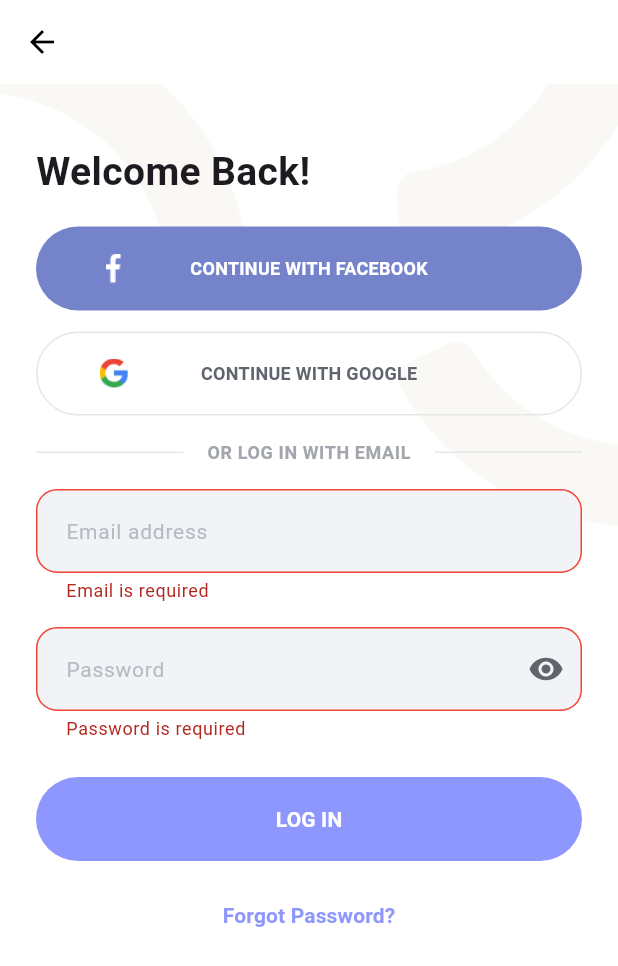
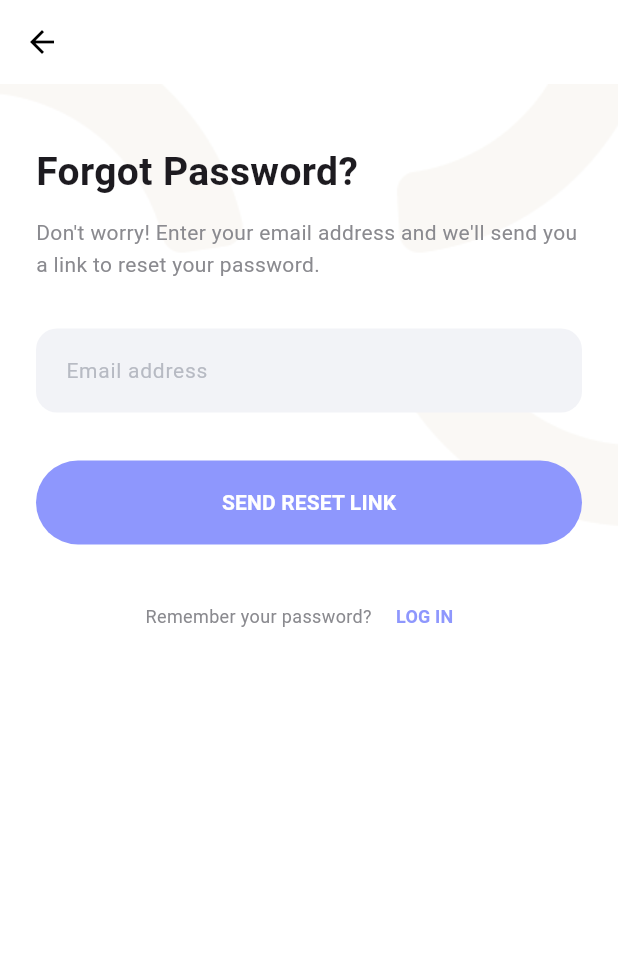
Before and after one commit to kiprinel05/Thinky, a Flutter app: the LoginPage screen opened directly, after a tap on "LOG IN", after a tap on "Forgot Password?", on a phone screen of 412 x 824 dp. Shown: the top 966 px of the screen. Run offline on Flutter 3.47's test engine with Material 3 defaults, Android fonts, the phone set to English and light mode, and no system bars; our stand-ins replace google_fonts, shared_preferences; accounts and stored records are empty; Roboto replaces fonts that are missing (Alata).

Commit message:
Forgot your password fara backend

```diff
--- /dev/null
+++ b/Frontend/thinky/lib/features/auth/presentation/forgot_password_page.dart
@@ -0,0 +1,312 @@
+import 'package:flutter/material.dart';
+import 'package:google_fonts/google_fonts.dart';
+
+class ForgotPasswordPage extends StatefulWidget {
+  const ForgotPasswordPage({super.key});
+
+  @override
+  State<ForgotPasswordPage> createState() => _ForgotPasswordPageState();
+}
+
+class _ForgotPasswordPageState extends State<ForgotPasswordPage> {
+  final _formKey = GlobalKey<FormState>();
+  final _emailController = TextEditingController();
+
+  bool _isLoading = false;
+  bool _isEmailSent = false;
+  String? _errorMessage;
+
+  @override
+  void dispose() {
+    _emailController.dispose();
+    super.dispose();
+  }
+
+  Future<void> _handleResetPassword() async {
+    if (!_formKey.currentState!.validate()) {
+      return;
+    }
+
+    setState(() {
+      _isLoading = true;
+      _errorMessage = null;
+    });
+
+    // TODO: connect la backend
+    // Simulare pentru moment
+    await Future.delayed(const Duration(seconds: 2));
+
+    if (mounted) {
+      setState(() {
+        _isLoading = false;
+        _isEmailSent = true;
+      });
+    }
+  }
+
+  @override
+  Widget build(BuildContext context) {
+    const Color primaryPurple = Color(0xFF8E97FD);
+
+    InputDecoration inputDecoration(String hint) => InputDecoration(
+      hintText: hint,
+      hintStyle: GoogleFonts.alata(
+        color: const Color(0xFFB7BAC3),
+        fontSize: 14,
+      ),
+      filled: true,
+      fillColor: const Color(0xFFF2F3F7),
+      contentPadding: const EdgeInsets.symmetric(horizontal: 16, vertical: 16),
+      enabledBorder: OutlineInputBorder(
+        borderRadius: BorderRadius.circular(14),
+        borderSide: const BorderSide(color: Colors.transparent),
+      ),
+      focusedBorder: OutlineInputBorder(
+        borderRadius: BorderRadius.circular(14),
+        borderSide: const BorderSide(color: Colors.transparent),
+      ),
+      errorBorder: OutlineInputBorder(
+        borderRadius: BorderRadius.circular(14),
+        borderSide: const BorderSide(color: Colors.red),
+      ),
+      focusedErrorBorder: OutlineInputBorder(
+        borderRadius: BorderRadius.circular(14),
+        borderSide: const BorderSide(color: Colors.red),
+      ),
+    );
+
+    return Scaffold(
+      appBar: AppBar(
+        backgroundColor: Colors.white,
+        elevation: 0,
+        foregroundColor: Colors.black,
+      ),
+      backgroundColor: Colors.white,
+      body: Stack(
+        children: [
+          Positioned(
+            top: 0,
+            left: 0,
+            right: 0,
+            child: Image.asset(
+              'assets/auth/login/background.png',
+              fit: BoxFit.cover,
+            ),
+          ),
+          SafeArea(
+            child: SingleChildScrollView(
+              padding: const EdgeInsets.all(24),
+              child: _isEmailSent
+                  ? _buildSuccessState(primaryPurple)
+                  : Form(
+                      key: _formKey,
+                      child: Column(
+                        crossAxisAlignment: CrossAxisAlignment.stretch,
+                        children: [
+                          const SizedBox(height: 16),
+                          Text(
+                            'Forgot Password?',
+                            style: GoogleFonts.alata(
+                              fontSize: 26,
+                              fontWeight: FontWeight.w700,
+                            ),
+                          ),
+                          const SizedBox(height: 12),
+                          Text(
+                            'Don\'t worry! Enter your email address and we\'ll send you a link to reset your password.',
+                            style: GoogleFonts.alata(
+                              fontSize: 14,
+                              color: const Color(0xFF8A8A8F),
+                              height: 1.5,
+                            ),
+                          ),
+                          const SizedBox(height: 32),
+                          if (_errorMessage != null) ...[
+                            Container(
+                              padding: const EdgeInsets.all(12),
+                              margin: const EdgeInsets.only(bottom: 16),
+                              decoration: BoxDecoration(
+                                color: Colors.red.shade50,
+                                borderRadius: BorderRadius.circular(14),
+                                border: Border.all(color: Colors.red.shade300),
+                              ),
+                              child: Row(
+                                children: [
+                                  Icon(
+                                    Icons.error_outline,
+                                    color: Colors.red.shade700,
+                                  ),
+                                  const SizedBox(width: 8),
+                                  Expanded(
+                                    child: Text(
+                                      _errorMessage!,
+                                      style: GoogleFonts.alata(
+                                        color: Colors.red.shade700,
+                                        fontSize: 12,
+                                      ),
+                                    ),
+                                  ),
+                                ],
+                              ),
+                            ),
+                          ],
+                          TextFormField(
+                            controller: _emailController,
+                            decoration: inputDecoration('Email address'),
+                            keyboardType: TextInputType.emailAddress,
+                            validator: (value) {
+                              if (value == null || value.trim().isEmpty) {
+                                return 'Email is required';
+                              }
+                              if (!value.contains('@') ||
+                                  !value.contains('.')) {
+                                return 'Please enter a valid email';
+                              }
+                              return null;
+                            },
+                          ),
+                          const SizedBox(height: 32),
+                          SizedBox(
+                            height: 56,
+                            child: ElevatedButton(
+                              onPressed: _isLoading
+                                  ? null
+                                  : _handleResetPassword,
+                              style: ElevatedButton.styleFrom(
+                                backgroundColor: primaryPurple,
+                                shape: RoundedRectangleBorder(
+                                  borderRadius: BorderRadius.circular(28),
+                                ),
+                                elevation: 0,
+                              ),
+                              child: _isLoading
+                                  ? const SizedBox(
+                                      height: 20,
+                                      width: 20,
+                                      child: CircularProgressIndicator(
+                                        strokeWidth: 2,
+                                        valueColor:
+                                            AlwaysStoppedAnimation<Color>(
+                                              Colors.white,
+                                            ),
+                                      ),
+                                    )
+                                  : Text(
+                                      'SEND RESET LINK',
+                                      style: GoogleFonts.alata(
+                                        color: Colors.white,
+                                        fontWeight: FontWeight.w700,
+                                      ),
+                                    ),
+                            ),
+                          ),
+                          const SizedBox(height: 24),
+                          Row(
+                            mainAxisAlignment: MainAxisAlignment.center,
+                            children: [
+                              Text(
+                                'Remember your password? ',
+                                style: GoogleFonts.alata(
+                                  fontSize: 12,
+                                  color: const Color(0xFF8A8A8F),
+                                ),
+                              ),
+                              TextButton(
+                                onPressed: () => Navigator.of(context).pop(),
+                                child: Text(
+                                  'LOG IN',
+                                  style: GoogleFonts.alata(
+                                    color: primaryPurple,
+                                    fontSize: 12,
+                                    fontWeight: FontWeight.w700,
+                                  ),
+                                ),
+                              ),
+                            ],
+                          ),
+                        ],
+                      ),
+                    ),
+            ),
+          ),
+        ],
+      ),
+    );
+  }
+
+  Widget _buildSuccessState(Color primaryPurple) {
+    return Column(
+      crossAxisAlignment: CrossAxisAlignment.center,
+      children: [
+        const SizedBox(height: 40),
+        Container(
+          width: 80,
+          height: 80,
+          decoration: BoxDecoration(
+            color: Colors.green.shade50,
+            shape: BoxShape.circle,
+          ),
+          child: Icon(
+            Icons.check_circle_outline,
+            size: 50,
+            color: Colors.green.shade600,
+          ),
+        ),
+        const SizedBox(height: 24),
+        Text(
+          'Check your email',
+          style: GoogleFonts.alata(fontSize: 26, fontWeight: FontWeight.w700),
+        ),
+        const SizedBox(height: 12),
+        Text(
+          'We\'ve sent a password reset link to\n${_emailController.text}',
+          textAlign: TextAlign.center,
+          style: GoogleFonts.alata(
+            fontSize: 14,
+            color: const Color(0xFF8A8A8F),
+            height: 1.5,
+          ),
+        ),
+        const SizedBox(height: 40),
+        SizedBox(
+          height: 56,
+          width: double.infinity,
+          child: ElevatedButton(
+            onPressed: () => Navigator.of(context).pop(),
+            style: ElevatedButton.styleFrom(
+              backgroundColor: primaryPurple,
+              shape: RoundedRectangleBorder(
+                borderRadius: BorderRadius.circular(28),
+              ),
+              elevation: 0,
+            ),
+            child: Text(
+              'BACK TO LOGIN',
+              style: GoogleFonts.alata(
+                color: Colors.white,
+                fontWeight: FontWeight.w700,
+              ),
+            ),
+          ),
+        ),
+        const SizedBox(height: 16),
+        TextButton(
+          onPressed: () {
+            setState(() {
+              _isEmailSent = false;
+              _emailController.clear();
+            });
+          },
+          child: Text(
+            'Didn\'t receive the email?',
+            style: GoogleFonts.alata(
+              color: primaryPurple,
+              fontSize: 12,
+              fontWeight: FontWeight.w600,
+            ),
+          ),
+        ),
+      ],
+    );
+  }
+}
--- a/Frontend/thinky/lib/features/auth/presentation/login_page.dart
+++ b/Frontend/thinky/lib/features/auth/presentation/login_page.dart
@@ -2,6 +2,7 @@ import 'package:flutter/material.dart';
 import 'package:google_fonts/google_fonts.dart';
 import '../../../../core/services/auth_service.dart';
 import '../../../../core/models/auth_response.dart';
+import 'forgot_password_page.dart';
 
 class LoginPage extends StatefulWidget {
   const LoginPage({super.key});
@@ -344,7 +345,13 @@ class _LoginPageState extends State<LoginPage> {
                     ),
                     const SizedBox(height: 12),
                     TextButton(
-                      onPressed: () {},
+                      onPressed: () {
+                        Navigator.of(context).push(
+                          MaterialPageRoute(
+                            builder: (_) => const ForgotPasswordPage(),
+                          ),
+                        );
+                      },
                       child: Text(
                         'Forgot Password?',
                         style: GoogleFonts.alata(
```
